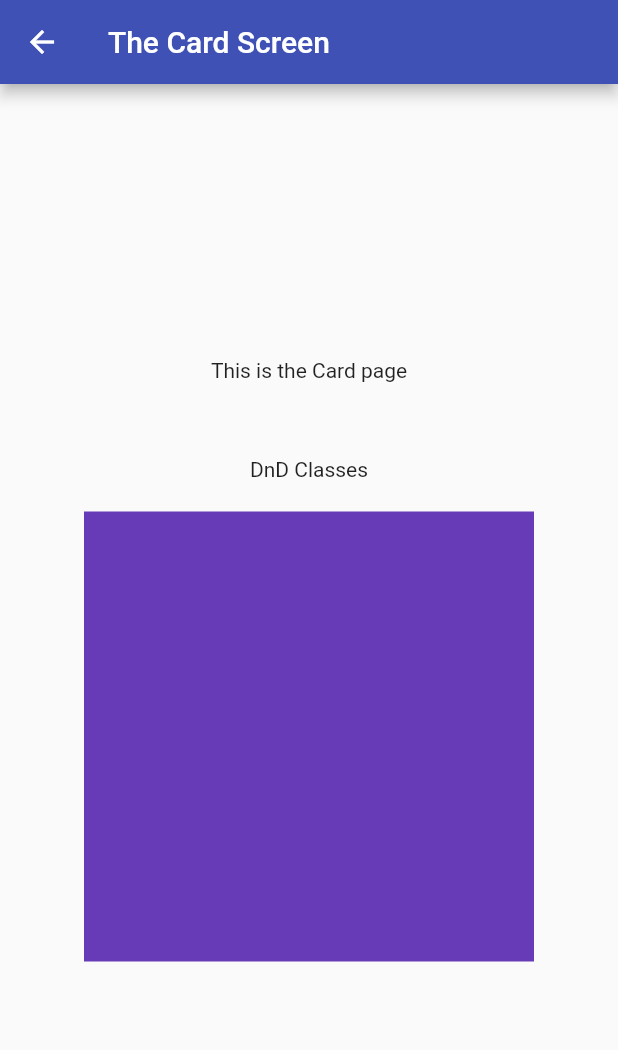
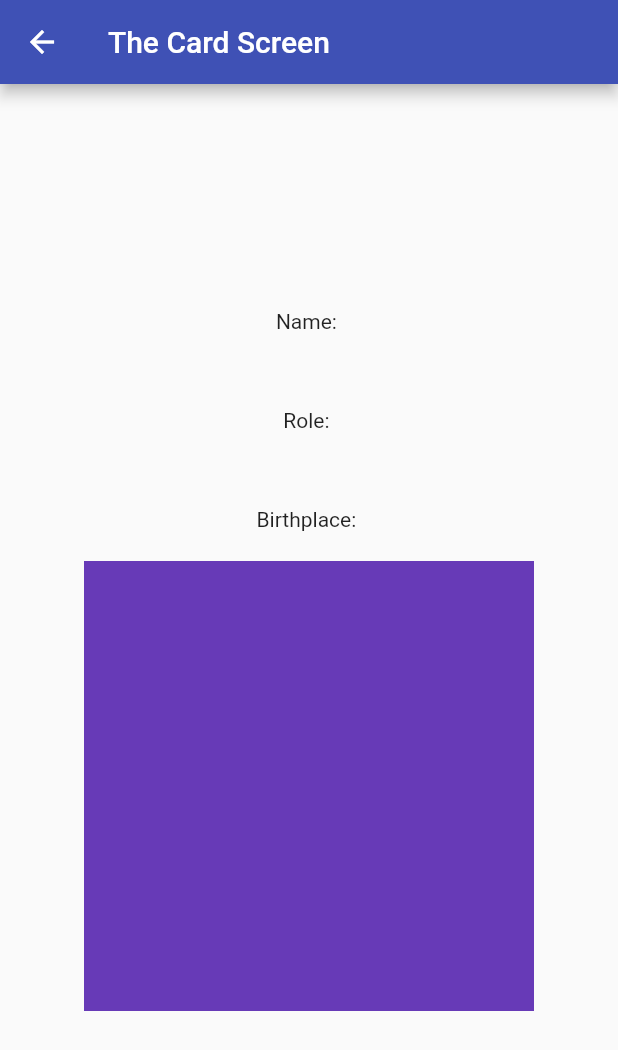
Before and after one commit to ChainBugs/ectoplasm_app, a Flutter app: the _CardScreenContent screen opened directly with empty values, on a phone screen of 412 x 824 dp. Shown: the top 1050 px of the screen. Run offline on Flutter 3.47's test engine with Material 2 defaults, Android fonts, the phone set to English and light mode, and no system bars; our stand-ins replace bloc, cloud_firestore, equatable, firebase_core, flutter_bloc; missing offline and left inert: qr_code_scanner; accounts and stored records are empty.

Commit message:
bloc logic and firestore classes in place

```diff
--- a/ectoplasm_app/lib/main.dart
+++ b/ectoplasm_app/lib/main.dart
@@ -1,6 +1,8 @@
 import 'package:firebase_core/firebase_core.dart';
 import 'package:flutter/material.dart';
 import 'package:skeleton_project/repositories/dnd_repository.dart';
+import 'package:skeleton_project/repositories/ghost_repository.dart';
+import 'package:skeleton_project/repositories/investigator_repository.dart';
 import 'package:skeleton_project/screens/camera_screen/camera_screen.dart';
 import 'package:skeleton_project/screens/card_screen/card_screen.dart';
 import 'package:skeleton_project/screens/home/home_screen.dart';
@@ -15,6 +17,8 @@ class MyApp extends StatelessWidget {
   // This widget is the root of your application.
   final Future<FirebaseApp> _initialization = Firebase.initializeApp();
   final dndRepository = DnDRepository("www.dnd5eapi.co");
+  final ghostRepository = GhostRepository();
+  final investigatorRepository = InvestigatorRepository();
 
   @override
   Widget build(BuildContext context) {
@@ -51,7 +55,8 @@ class MyApp extends StatelessWidget {
               ProfileScreen.routeName: (context) =>
                   ProfileScreen(dndRepository),
               CameraScreen.routeName: (context) => CameraScreen(),
-              CardScreen.routeName: (context) => CardScreen(),
+              CardScreen.routeName: (context) =>
+                  CardScreen(ghostRepository, investigatorRepository),
             },
           );
         }
--- a/ectoplasm_app/lib/models/ghost.dart
+++ b/ectoplasm_app/lib/models/ghost.dart
@@ -0,0 +1,18 @@
+import 'package:equatable/equatable.dart';
+
+class Ghost extends Equatable {
+  final String name;
+  final String gender;
+  final String region;
+  Ghost({this.name, this.gender, this.region});
+
+  factory Ghost.fromFirebaseDocument(Map<String, dynamic> document) {
+    return Ghost(
+      name: document["name"],
+      gender: document["gender"],
+      region: document["region"],
+    );
+  }
+  @override
+  List<Object> get props => [name, gender, region];
+}
--- /dev/null
+++ b/ectoplasm_app/lib/models/investigator.dart
@@ -0,0 +1,27 @@
+import 'package:equatable/equatable.dart';
+
+class Investigator extends Equatable {
+  final String name;
+  final String role;
+  final String birthplace;
+  Investigator({this.name, this.role, this.birthplace});
+
+  factory Investigator.fromFirebaseDocument(Map<String, dynamic> document) {
+    return Investigator(
+      name: document["name"],
+      role: document["role"],
+      birthplace: document["birthplace"],
+    );
+  }
+
+  Investigator copyWith(String name, String role, String birthplace) {
+    return Investigator(
+      name: name ?? this.name,
+      role: role ?? this.role,
+      birthplace: birthplace ?? this.birthplace,
+    );
+  }
+
+  @override
+  List<Object> get props => [name, role, birthplace];
+}
--- a/ectoplasm_app/lib/screens/card_screen/bloc/card_bloc.dart
+++ b/ectoplasm_app/lib/screens/card_screen/bloc/card_bloc.dart
@@ -2,17 +2,33 @@ import 'dart:async';
 
 import 'package:bloc/bloc.dart';
 import 'package:equatable/equatable.dart';
+import 'package:skeleton_project/models/investigator.dart';
+import 'package:skeleton_project/repositories/ghost_repository.dart';
+import 'package:skeleton_project/repositories/investigator_repository.dart';
 
 part 'card_event.dart';
 part 'card_state.dart';
 
 class CardBloc extends Bloc<CardEvent, CardState> {
-  CardBloc() : super(CardInitial());
+  // ignore: unused_field
+  final GhostRepository _ghostRepository;
+  final InvestigatorRepository _investigatorRepository;
+  final String investigatorID;
+
+  CardBloc(this._ghostRepository, this._investigatorRepository,
+      {this.investigatorID})
+      : super(CardState()) {
+    add(CardInitialEvent(investigatorID));
+  }
 
   @override
   Stream<CardState> mapEventToState(
     CardEvent event,
   ) async* {
-    // TODO: implement mapEventToState
+    if (event is CardInitialEvent) {
+      final investigator =
+          await _investigatorRepository.getInvestigator(event.investigatorID);
+      yield state.copyWith(investigator: investigator);
+    }
   }
 }
--- a/ectoplasm_app/lib/screens/card_screen/bloc/card_event.dart
+++ b/ectoplasm_app/lib/screens/card_screen/bloc/card_event.dart
@@ -6,3 +6,8 @@ abstract class CardEvent extends Equatable {
   @override
   List<Object> get props => [];
 }
+
+class CardInitialEvent extends CardEvent {
+  final String investigatorID;
+  CardInitialEvent(this.investigatorID);
+}
--- a/ectoplasm_app/lib/screens/card_screen/bloc/card_state.dart
+++ b/ectoplasm_app/lib/screens/card_screen/bloc/card_state.dart
@@ -1,10 +1,14 @@
 part of 'card_bloc.dart';
 
-abstract class CardState extends Equatable {
-  const CardState();
+class CardState extends Equatable {
+  final Investigator investigator;
+
+  const CardState({this.investigator});
+
+  CardState copyWith({investigator}) {
+    return CardState(investigator: investigator ?? this.investigator);
+  }
 
   @override
   List<Object> get props => [];
 }
-
-class CardInitial extends CardState {}
--- a/ectoplasm_app/lib/screens/card_screen/card_screen.dart
+++ b/ectoplasm_app/lib/screens/card_screen/card_screen.dart
@@ -1,13 +1,26 @@
 import 'package:flutter/material.dart';
 import 'package:flutter_bloc/flutter_bloc.dart';
+import 'package:skeleton_project/repositories/ghost_repository.dart';
+import 'package:skeleton_project/repositories/investigator_repository.dart';
 import 'package:skeleton_project/screens/card_screen/bloc/card_bloc.dart';
 
 class CardScreen extends StatelessWidget {
+  final GhostRepository ghostRepository;
+  final InvestigatorRepository investigatorRepository;
+
+  CardScreen(this.ghostRepository, this.investigatorRepository);
+
   static const routeName = "/card_screen";
   @override
   Widget build(BuildContext context) {
+    final params =
+        ModalRoute.of(context).settings.arguments as CardScreenArguments;
     return BlocProvider<CardBloc>(
-      create: (context) => CardBloc(),
+      create: (context) => CardBloc(
+        this.ghostRepository,
+        this.investigatorRepository,
+        investigatorID: params.investigatorID,
+      ),
       child: _CardScreenContent(),
     );
   }
@@ -15,8 +28,9 @@ class CardScreen extends StatelessWidget {
 
 class CardScreenArguments {
   final String qrCode;
+  final String investigatorID;
 
-  CardScreenArguments({this.qrCode});
+  CardScreenArguments({this.qrCode, this.investigatorID});
 }
 
 class _CardScreenContent extends StatelessWidget {
@@ -35,9 +49,11 @@ class _CardScreenContent extends StatelessWidget {
               child: Column(
                 mainAxisAlignment: MainAxisAlignment.center,
                 children: <Widget>[
-                  Text('This is the Card page'),
+                  Text("Name: ${state.investigator.name}" ?? ""),
                   SizedBox(height: 50),
-                  Text('DnD Classes'),
+                  Text("Role: ${state.investigator.role}" ?? ""),
+                  SizedBox(height: 50),
+                  Text("Birthplace: ${state.investigator.birthplace}" ?? ""),
                   SizedBox(height: 20),
                   Container(
                     height: 300,
```
Also changed, not shown: ectoplasm_app/lib/repositories/ghost_repository.dart (+46 -0 lines), ectoplasm_app/lib/repositories/investigator_repository.dart (added, +46 -0 lines).
